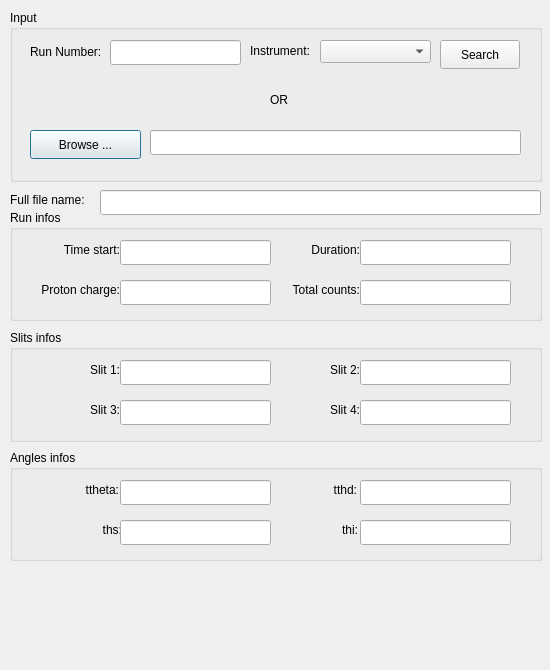
Before: the Qt Designer form ViewNex/src/ViewNexDlg.ui in stuartcampbell/playpen, drawn with Qt 5.
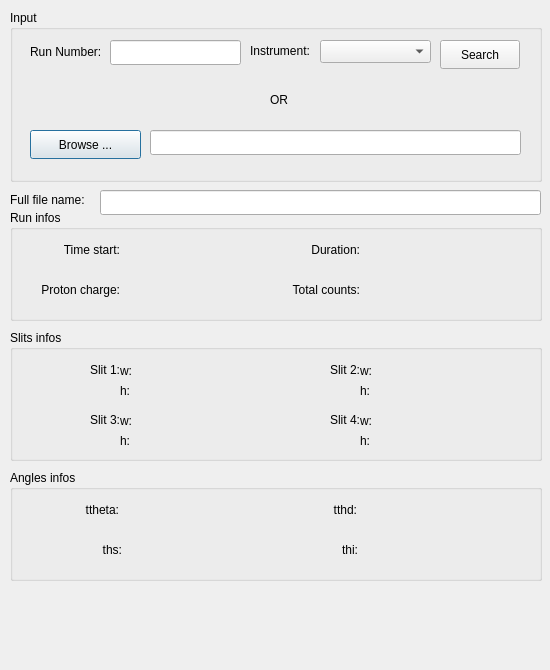
After: the same form once the commit is applied.

```diff
--- a/ViewNex/src/ViewNexDlg.ui
+++ b/ViewNex/src/ViewNexDlg.ui
@@ -293,45 +293,57 @@
      <bool>false</bool>
     </property>
    </widget>
-   <widget class="QLineEdit" name="timestartInfo" >
+   <widget class="QLabel" name="timestartinfo" >
     <property name="geometry" >
      <rect>
       <x>110</x>
       <y>30</y>
       <width>151</width>
-      <height>25</height>
+      <height>21</height>
      </rect>
     </property>
+    <property name="text" >
+     <string/>
+    </property>
    </widget>
-   <widget class="QLineEdit" name="protonchargeInfo" >
+   <widget class="QLabel" name="protonchargeinfo" >
     <property name="geometry" >
      <rect>
       <x>110</x>
       <y>70</y>
       <width>151</width>
-      <height>25</height>
+      <height>21</height>
      </rect>
     </property>
+    <property name="text" >
+     <string/>
+    </property>
    </widget>
-   <widget class="QLineEdit" name="durationInfo" >
+   <widget class="QLabel" name="durationinfo" >
     <property name="geometry" >
      <rect>
       <x>350</x>
       <y>30</y>
       <width>151</width>
-      <height>25</height>
+      <height>21</height>
      </rect>
     </property>
+    <property name="text" >
+     <string/>
+    </property>
    </widget>
-   <widget class="QLineEdit" name="totalcountsInfo" >
+   <widget class="QLabel" name="totalcountsinfo" >
     <property name="geometry" >
      <rect>
       <x>350</x>
       <y>70</y>
       <width>151</width>
-      <height>25</height>
+      <height>21</height>
      </rect>
     </property>
+    <property name="text" >
+     <string/>
+    </property>
    </widget>
   </widget>
   <widget class="QGroupBox" name="groupBox_3" >
@@ -340,7 +352,7 @@
      <x>10</x>
      <y>330</y>
      <width>532</width>
-     <height>112</height>
+     <height>131</height>
     </rect>
    </property>
    <property name="title" >
@@ -366,7 +378,7 @@
     <property name="geometry" >
      <rect>
       <x>70</x>
-      <y>70</y>
+      <y>80</y>
       <width>40</width>
       <height>21</height>
      </rect>
@@ -398,7 +410,7 @@
     <property name="geometry" >
      <rect>
       <x>310</x>
-      <y>70</y>
+      <y>80</y>
       <width>40</width>
       <height>21</height>
      </rect>
@@ -410,44 +422,238 @@
      <bool>false</bool>
     </property>
    </widget>
-   <widget class="QLineEdit" name="slit1Info" >
+   <widget class="QLabel" name="slit1w" >
     <property name="geometry" >
      <rect>
-      <x>110</x>
+      <x>120</x>
       <y>30</y>
       <width>151</width>
-      <height>25</height>
+      <height>21</height>
      </rect>
     </property>
+    <property name="text" >
+     <string/>
+    </property>
    </widget>
-   <widget class="QLineEdit" name="slit3Info" >
+   <widget class="QLabel" name="slit4info" >
     <property name="geometry" >
      <rect>
-      <x>110</x>
+      <x>350</x>
       <y>70</y>
       <width>151</width>
-      <height>25</height>
+      <height>21</height>
      </rect>
     </property>
+    <property name="text" >
+     <string/>
+    </property>
    </widget>
-   <widget class="QLineEdit" name="slit2Info" >
+   <widget class="QLabel" name="slit2info" >
     <property name="geometry" >
      <rect>
       <x>350</x>
       <y>30</y>
       <width>151</width>
-      <height>25</height>
+      <height>21</height>
      </rect>
     </property>
+    <property name="text" >
+     <string/>
+    </property>
    </widget>
-   <widget class="QLineEdit" name="slit4Info" >
+   <widget class="QLabel" name="slit1info" >
     <property name="geometry" >
      <rect>
+      <x>110</x>
+      <y>30</y>
+      <width>16</width>
+      <height>21</height>
+     </rect>
+    </property>
+    <property name="text" >
+     <string>w:</string>
+    </property>
+   </widget>
+   <widget class="QLabel" name="slit1info_2" >
+    <property name="geometry" >
+     <rect>
+      <x>110</x>
+      <y>50</y>
+      <width>16</width>
+      <height>21</height>
+     </rect>
+    </property>
+    <property name="text" >
+     <string>h:</string>
+    </property>
+   </widget>
+   <widget class="QLabel" name="slit1info_3" >
+    <property name="geometry" >
+     <rect>
+      <x>110</x>
+      <y>80</y>
+      <width>16</width>
+      <height>21</height>
+     </rect>
+    </property>
+    <property name="text" >
+     <string>w:</string>
+    </property>
+   </widget>
+   <widget class="QLabel" name="slit1info_4" >
+    <property name="geometry" >
+     <rect>
+      <x>110</x>
+      <y>100</y>
+      <width>16</width>
+      <height>21</height>
+     </rect>
+    </property>
+    <property name="text" >
+     <string>h:</string>
+    </property>
+   </widget>
+   <widget class="QLabel" name="slit1info_5" >
+    <property name="geometry" >
+     <rect>
       <x>350</x>
-      <y>70</y>
+      <y>50</y>
+      <width>16</width>
+      <height>21</height>
+     </rect>
+    </property>
+    <property name="text" >
+     <string>h:</string>
+    </property>
+   </widget>
+   <widget class="QLabel" name="slit1info_6" >
+    <property name="geometry" >
+     <rect>
+      <x>350</x>
+      <y>100</y>
+      <width>16</width>
+      <height>21</height>
+     </rect>
+    </property>
+    <property name="text" >
+     <string>h:</string>
+    </property>
+   </widget>
+   <widget class="QLabel" name="slit1info_7" >
+    <property name="geometry" >
+     <rect>
+      <x>350</x>
+      <y>80</y>
+      <width>16</width>
+      <height>21</height>
+     </rect>
+    </property>
+    <property name="text" >
+     <string>w:</string>
+    </property>
+   </widget>
+   <widget class="QLabel" name="slit1info_8" >
+    <property name="geometry" >
+     <rect>
+      <x>350</x>
+      <y>30</y>
+      <width>16</width>
+      <height>21</height>
+     </rect>
+    </property>
+    <property name="text" >
+     <string>w:</string>
+    </property>
+   </widget>
+   <widget class="QLabel" name="slit1h" >
+    <property name="geometry" >
+     <rect>
+      <x>120</x>
+      <y>50</y>
       <width>151</width>
-      <height>25</height>
+      <height>21</height>
      </rect>
+    </property>
+    <property name="text" >
+     <string/>
+    </property>
+   </widget>
+   <widget class="QLabel" name="slit2w" >
+    <property name="geometry" >
+     <rect>
+      <x>360</x>
+      <y>30</y>
+      <width>151</width>
+      <height>21</height>
+     </rect>
+    </property>
+    <property name="text" >
+     <string/>
+    </property>
+   </widget>
+   <widget class="QLabel" name="slit2h" >
+    <property name="geometry" >
+     <rect>
+      <x>360</x>
+      <y>50</y>
+      <width>151</width>
+      <height>21</height>
+     </rect>
+    </property>
+    <property name="text" >
+     <string/>
+    </property>
+   </widget>
+   <widget class="QLabel" name="slit3w" >
+    <property name="geometry" >
+     <rect>
+      <x>120</x>
+      <y>80</y>
+      <width>151</width>
+      <height>21</height>
+     </rect>
+    </property>
+    <property name="text" >
+     <string/>
+    </property>
+   </widget>
+   <widget class="QLabel" name="slit3h" >
+    <property name="geometry" >
+     <rect>
+      <x>120</x>
+      <y>100</y>
+      <width>151</width>
+      <height>21</height>
+     </rect>
+    </property>
+    <property name="text" >
+     <string/>
+    </property>
+   </widget>
+   <widget class="QLabel" name="slit4w" >
+    <property name="geometry" >
+     <rect>
+      <x>360</x>
+      <y>80</y>
+      <width>151</width>
+      <height>21</height>
+     </rect>
+    </property>
+    <property name="text" >
+     <string/>
+    </property>
+   </widget>
+   <widget class="QLabel" name="slit4h" >
+    <property name="geometry" >
+     <rect>
+      <x>360</x>
+      <y>100</y>
+      <width>151</width>
+      <height>21</height>
+     </rect>
+    </property>
+    <property name="text" >
+     <string/>
     </property>
    </widget>
   </widget>
@@ -455,7 +661,7 @@
    <property name="geometry" >
     <rect>
      <x>10</x>
-     <y>450</y>
+     <y>470</y>
      <width>532</width>
      <height>111</height>
     </rect>
@@ -527,45 +733,57 @@
      <bool>false</bool>
     </property>
    </widget>
-   <widget class="QLineEdit" name="tthetaInfo" >
+   <widget class="QLabel" name="tthetainfo" >
     <property name="geometry" >
      <rect>
       <x>110</x>
       <y>30</y>
       <width>151</width>
-      <height>25</height>
+      <height>21</height>
      </rect>
     </property>
+    <property name="text" >
+     <string/>
+    </property>
    </widget>
-   <widget class="QLineEdit" name="tthdInfo" >
+   <widget class="QLabel" name="thsinfo" >
     <property name="geometry" >
      <rect>
-      <x>350</x>
-      <y>30</y>
+      <x>110</x>
+      <y>70</y>
       <width>151</width>
-      <height>25</height>
+      <height>21</height>
      </rect>
     </property>
+    <property name="text" >
+     <string/>
+    </property>
    </widget>
-   <widget class="QLineEdit" name="thsInfo" >
+   <widget class="QLabel" name="tthdinfo" >
     <property name="geometry" >
      <rect>
-      <x>110</x>
-      <y>70</y>
+      <x>350</x>
+      <y>30</y>
       <width>151</width>
-      <height>25</height>
+      <height>21</height>
      </rect>
     </property>
+    <property name="text" >
+     <string/>
+    </property>
    </widget>
-   <widget class="QLineEdit" name="thiInfo" >
+   <widget class="QLabel" name="thiinfo" >
     <property name="geometry" >
      <rect>
       <x>350</x>
       <y>70</y>
       <width>151</width>
-      <height>25</height>
+      <height>21</height>
      </rect>
     </property>
+    <property name="text" >
+     <string/>
+    </property>
    </widget>
   </widget>
   <widget class="QLabel" name="fullfilenameLabel" >
```
